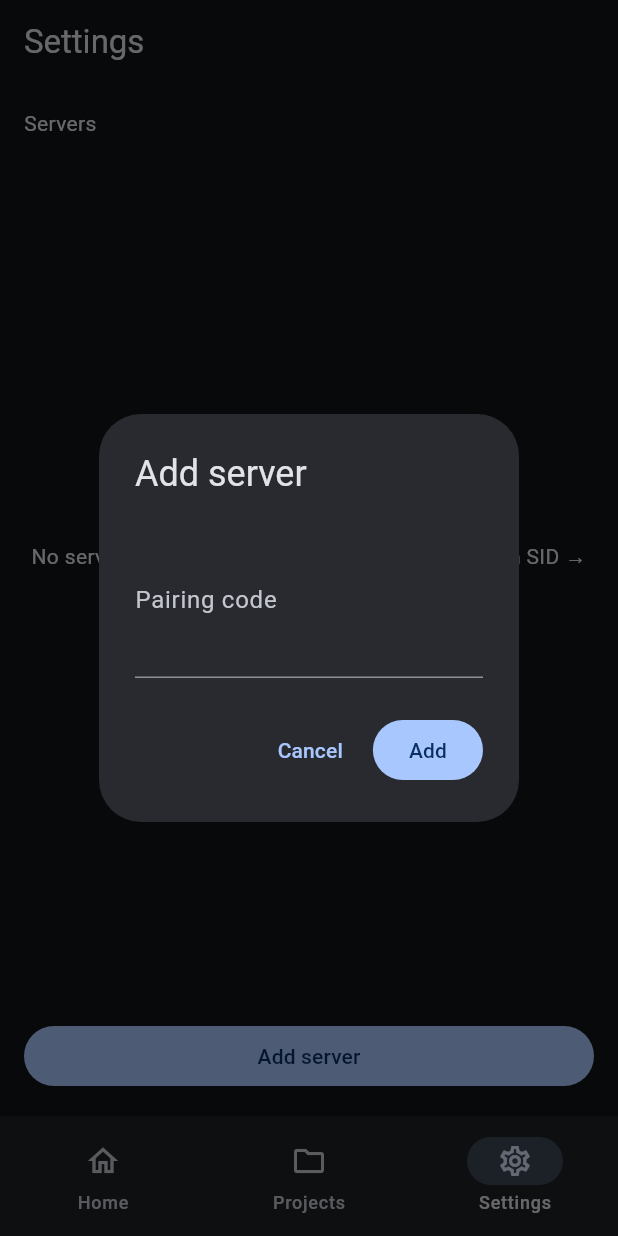
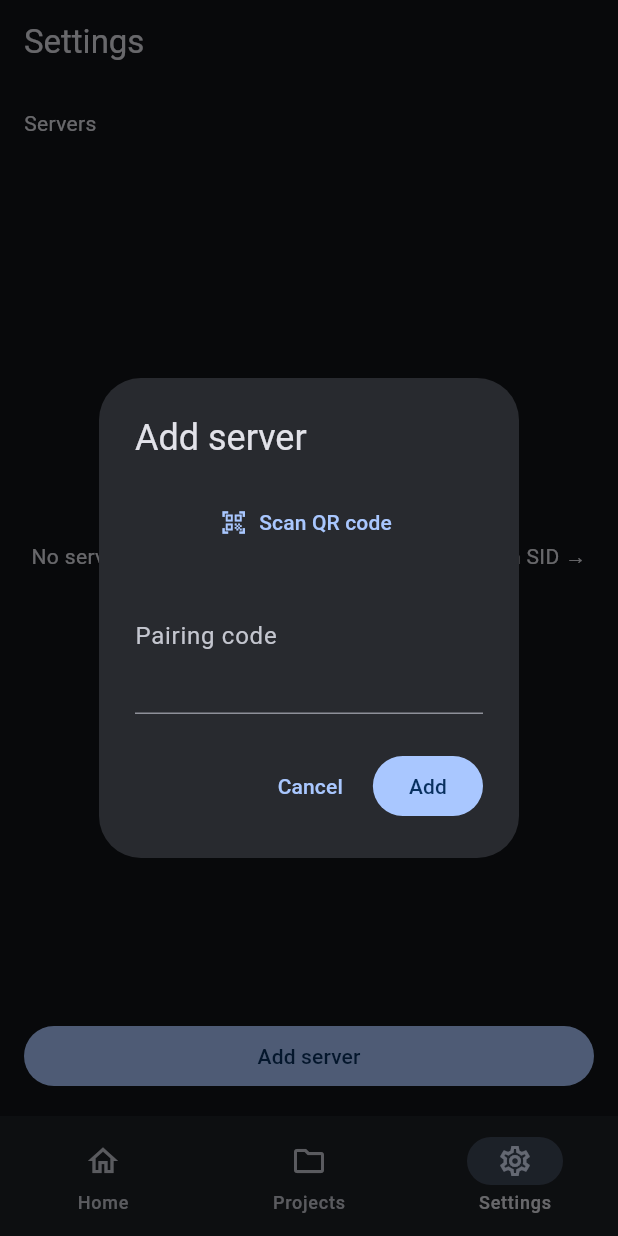
Before and after one commit to plombly/SID-AI-Controller-App, a Flutter app: the screen it shows after launch, item 3 of the bottom bar chosen, after a tap on "Add server", on a phone screen of 412 x 824 dp. Run offline on Flutter 3.47's test engine with Material 3 defaults, Android fonts, the phone set to English and light mode, and no system bars; our stand-ins replace flutter_secure_storage; missing offline and left inert: mobile_scanner.

Commit message:
Apply SID job a985a97e

```diff
--- a/lib/screens/settings_screen.dart
+++ b/lib/screens/settings_screen.dart
@@ -3,6 +3,7 @@ import 'package:flutter/material.dart';
 import '../models/sid_server.dart';
 import '../services/pairing.dart';
 import '../services/server_store.dart';
+import 'scan_screen.dart';
 
 class SettingsScreen extends StatefulWidget {
   const SettingsScreen({super.key, required this.store});
@@ -36,48 +37,9 @@ class _SettingsScreenState extends State<SettingsScreen> {
   }
 
   Future<void> _addServer() async {
-    final controller = TextEditingController();
-    String? errorText;
     await showDialog<void>(
       context: context,
-      builder: (context) => StatefulBuilder(
-        builder: (context, setDialogState) => AlertDialog(
-          title: const Text('Add server'),
-          content: TextField(
-            controller: controller,
-            minLines: 3,
-            maxLines: 5,
-            decoration: InputDecoration(
-              labelText: 'Pairing code',
-              errorText: errorText,
-            ),
-          ),
-          actions: [
-            TextButton(
-              onPressed: () => Navigator.pop(context),
-              child: const Text('Cancel'),
-            ),
-            FilledButton(
-              onPressed: () async {
-                try {
-                  final server = parsePairingCode(
-                    controller.text,
-                    id: newServerId(),
-                  );
-                  await widget.store.save(server);
-                  if (context.mounted) {
-                    Navigator.pop(context);
-                  }
-                  await _refresh();
-                } on FormatException catch (error) {
-                  setDialogState(() => errorText = error.message);
-                }
-              },
-              child: const Text('Add'),
-            ),
-          ],
-        ),
-      ),
+      builder: (_) => AddServerDialog(store: widget.store, onSaved: _refresh),
     );
   }
 
@@ -161,3 +123,90 @@ class _SettingsScreenState extends State<SettingsScreen> {
     );
   }
 }
+
+class AddServerDialog extends StatefulWidget {
+  const AddServerDialog({
+    super.key,
+    required this.store,
+    required this.onSaved,
+  });
+
+  final ServerStore store;
+  final Future<void> Function() onSaved;
+
+  @override
+  AddServerDialogState createState() => AddServerDialogState();
+}
+
+class AddServerDialogState extends State<AddServerDialog> {
+  final _controller = TextEditingController();
+  String? _errorText;
+
+  @override
+  void dispose() {
+    _controller.dispose();
+    super.dispose();
+  }
+
+  Future<void> useScannedCode(String code) async {
+    _controller.text = code;
+    await _addCode();
+  }
+
+  Future<void> _addCode() async {
+    try {
+      final server = parsePairingCode(_controller.text, id: newServerId());
+      await widget.store.save(server);
+      if (mounted) {
+        Navigator.pop(context);
+      }
+      await widget.onSaved();
+    } on FormatException catch (error) {
+      if (mounted) {
+        setState(() => _errorText = error.message);
+      }
+    }
+  }
+
+  Future<void> _scan() async {
+    final code = await Navigator.of(context)
+        .push<String>(MaterialPageRoute(builder: (_) => const ScanScreen()));
+    if (mounted && code != null) {
+      await useScannedCode(code);
+    }
+  }
+
+  @override
+  Widget build(BuildContext context) {
+    return AlertDialog(
+      title: const Text('Add server'),
+      content: Column(
+        mainAxisSize: MainAxisSize.min,
+        crossAxisAlignment: CrossAxisAlignment.stretch,
+        children: [
+          TextButton.icon(
+            onPressed: _scan,
+            icon: const Icon(Icons.qr_code_scanner),
+            label: const Text('Scan QR code'),
+          ),
+          TextField(
+            controller: _controller,
+            minLines: 3,
+            maxLines: 5,
+            decoration: InputDecoration(
+              labelText: 'Pairing code',
+              errorText: _errorText,
+            ),
+          ),
+        ],
+      ),
+      actions: [
+        TextButton(
+          onPressed: () => Navigator.pop(context),
+          child: const Text('Cancel'),
+        ),
+        FilledButton(onPressed: _addCode, child: const Text('Add')),
+      ],
+    );
+  }
+}
--- a/pubspec.yaml
+++ b/pubspec.yaml
@@ -35,6 +35,7 @@ dependencies:
   # Use with the CupertinoIcons class for iOS style icons.
   cupertino_icons: ^1.0.8
   flutter_secure_storage: ^11.2.0
+  mobile_scanner: ^7.4.2
 
 dev_dependencies:
   flutter_test:
```
Also changed, not shown: lib/screens/scan_screen.dart (added, +53 -0 lines), pubspec.lock, 2 other files.
